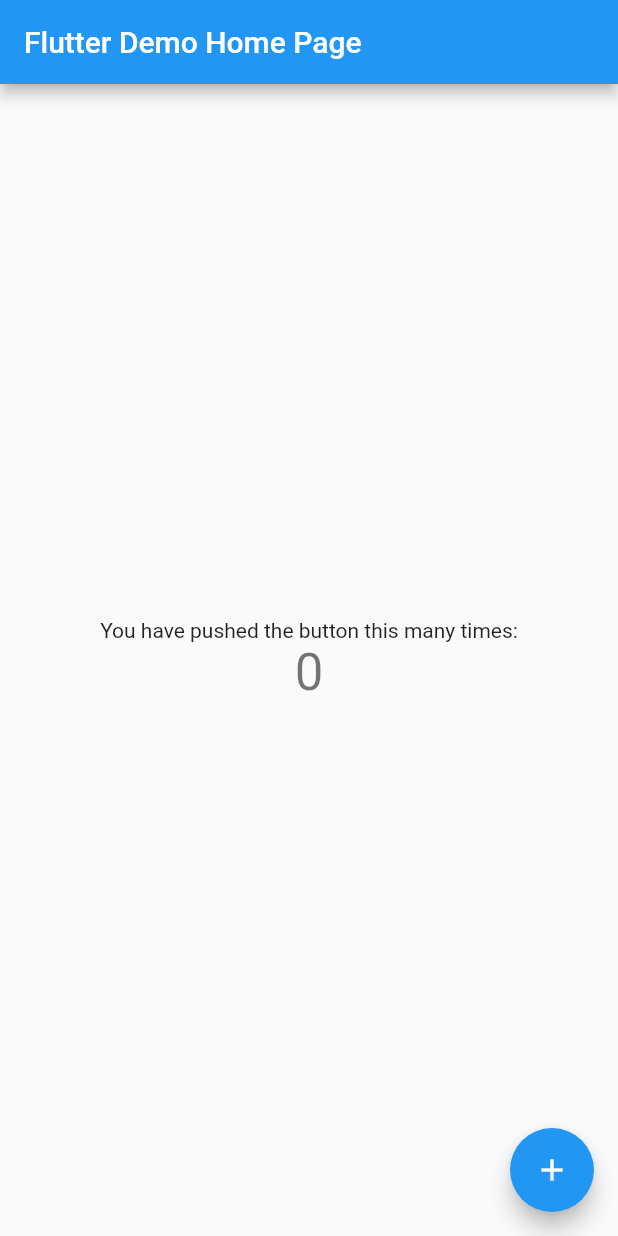
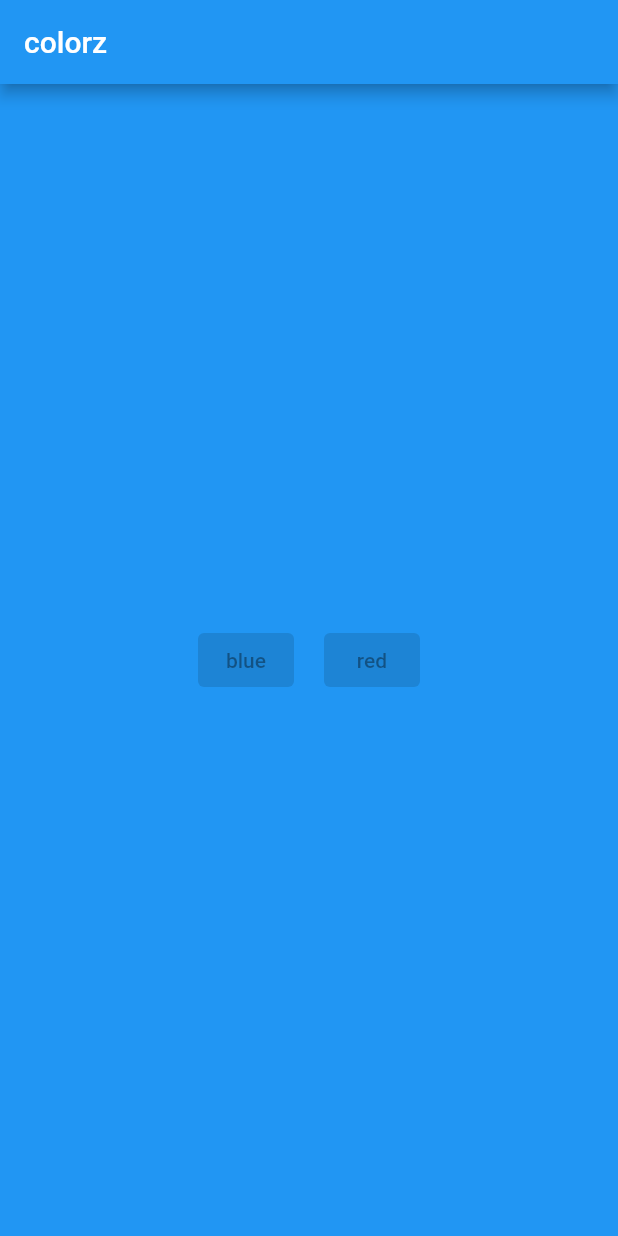
Before and after one commit to emjaycodes/bloc_state_management, a Flutter app: the screen it shows after launch, on a phone screen of 412 x 824 dp. Run offline on Flutter 3.47's test engine with Material 2 defaults, Android fonts, the light colour scheme and no system bars; our stand-ins replace flutter_bloc.

Commit message:
created 2 buttons

```diff
--- a/lib/main.dart
+++ b/lib/main.dart
@@ -1,4 +1,6 @@
+import 'package:bloc_state_management/Colour_Bloc.dart';
 import 'package:flutter/material.dart';
+import 'package:flutter_bloc/flutter_bloc.dart';
 
 void main() {
   runApp(const MyApp());
@@ -11,105 +13,51 @@
   @override
   Widget build(BuildContext context) {
     return MaterialApp(
-      title: 'Flutter Demo',
       theme: ThemeData(
-        // This is the theme of your application.
-        //
-        // Try running your application with "flutter run". You'll see the
-        // application has a blue toolbar. Then, without quitting the app, try
-        // changing the primarySwatch below to Colors.green and then invoke
-        // "hot reload" (press "r" in the console where you ran "flutter run",
-        // or simply save your changes to "hot reload" in a Flutter IDE).
-        // Notice that the counter didn't reset back to zero; the application
-        // is not restarted.
         primarySwatch: Colors.blue,
       ),
-      home: const MyHomePage(title: 'Flutter Demo Home Page'),
+      home: BlocProvider(
+          create: (_) => ChangeColourCubit(true), child: const ColorScreen()),
     );
   }
 }
 
-class MyHomePage extends StatefulWidget {
-  const MyHomePage({super.key, required this.title});
-
-  // This widget is the home page of your application. It is stateful, meaning
-  // that it has a State object (defined below) that contains fields that affect
-  // how it looks.
-
-  // This class is the configuration for the state. It holds the values (in this
-  // case the title) provided by the parent (in this case the App widget) and
-  // used by the build method of the State. Fields in a Widget subclass are
-  // always marked "final".
-
-  final String title;
-
-  @override
-  State<MyHomePage> createState() => _MyHomePageState();
-}
-
-class _MyHomePageState extends State<MyHomePage> {
-  int _counter = 0;
-
-  void _incrementCounter() {
-    setState(() {
-      // This call to setState tells the Flutter framework that something has
-      // changed in this State, which causes it to rerun the build method below
-      // so that the display can reflect the updated values. If we changed
-      // _counter without calling setState(), then the build method would not be
-      // called again, and so nothing would appear to happen.
-      _counter++;
-    });
-  }
+class ColorScreen extends StatelessWidget {
+  const ColorScreen({super.key});
 
   @override
   Widget build(BuildContext context) {
-    // This method is rerun every time setState is called, for instance as done
-    // by the _incrementCounter method above.
-    //
-    // The Flutter framework has been optimized to make rerunning build methods
-    // fast, so that you can just rebuild anything that needs updating rather
-    // than having to individually change instances of widgets.
     return Scaffold(
+      backgroundColor: Colors.blue,
       appBar: AppBar(
-        // Here we take the value from the MyHomePage object that was created by
-        // the App.build method, and use it to set our appbar title.
-        title: Text(widget.title),
+        title: const Text('colorz'),
       ),
-      body: Center(
-        // Center is a layout widget. It takes a single child and positions it
-        // in the middle of the parent.
-        child: Column(
-          // Column is also a layout widget. It takes a list of children and
-          // arranges them vertically. By default, it sizes itself to fit its
-          // children horizontally, and tries to be as tall as its parent.
-          //
-          // Invoke "debug painting" (press "p" in the console, choose the
-          // "Toggle Debug Paint" action from the Flutter Inspector in Android
-          // Studio, or the "Toggle Debug Paint" command in Visual Studio Code)
-          // to see the wireframe for each widget.
-          //
-          // Column has various properties to control how it sizes itself and
-          // how it positions its children. Here we use mainAxisAlignment to
-          // center the children vertically; the main axis here is the vertical
-          // axis because Columns are vertical (the cross axis would be
-          // horizontal).
-          mainAxisAlignment: MainAxisAlignment.center,
-          children: <Widget>[
-            const Text(
-              'You have pushed the button this many times:',
-            ),
-            Text(
-              '$_counter',
-              style: Theme.of(context).textTheme.headlineMedium,
-            ),
-          ],
-        ),
+      body: Column(
+        mainAxisAlignment: MainAxisAlignment.center,
+        children: [
+          Row(
+            mainAxisAlignment: MainAxisAlignment.center,
+            children: [
+              ElevatedButton(
+                onPressed: null,
+                style: ElevatedButton.styleFrom(
+                  backgroundColor: Colors.black, // Background color
+                ),
+                child: Text('blue'),
+              ),
+              SizedBox(
+                width: 20,
+              ),
+              ElevatedButton(
+                onPressed: null, child: Text('red'),
+                style: ElevatedButton.styleFrom(
+                backgroundColor: Colors.white, // Background color
+  ),
+                ),
+            ],
+          ),
+        ],
       ),
-      floatingActionButton: FloatingActionButton(
-        onPressed: _incrementCounter,
-        tooltip: 'Increment',
-        child: const Icon(Icons.add),
-      ), // This trailing comma makes auto-formatting nicer for build methods.
     );
   }
 }
```
